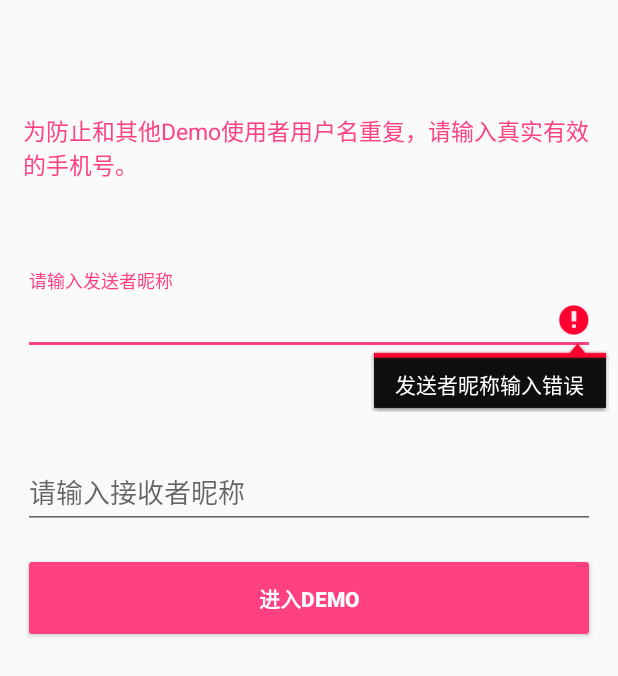
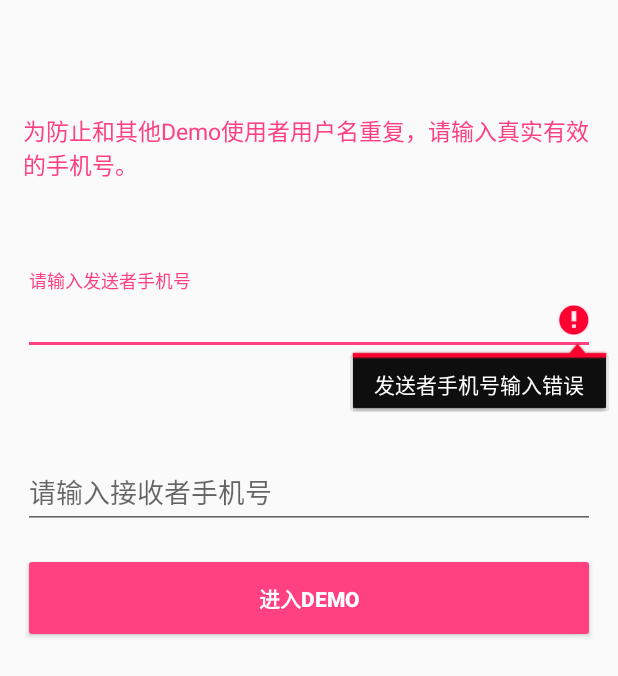
Before and after one commit to YunzhanghuOpen/AndroidRedPacketDemo, an Android app: the screen it shows after launch (LoginActivity), after a tap on "进入DEMO", on a phone screen of 412 x 824 dp. Shown: the top 676 px of the screen. Run offline under Robolectric (Android 15) with nearby library versions, the light colour scheme and no system bars; libraries missing offline, so code that uses them is left out: retrofit2.converter.jackson.

Commit message:
add user name check

```diff
--- a/RedPacketDemo/app/src/main/java/com/yunzhanghu/redpacketdemo/ui/LoginActivity.java
+++ b/RedPacketDemo/app/src/main/java/com/yunzhanghu/redpacketdemo/ui/LoginActivity.java
@@ -10,6 +10,7 @@ import android.view.View.OnClickListener;
 import android.view.inputmethod.InputMethodManager;
 import android.widget.Button;
 import android.widget.EditText;
+import android.widget.Toast;
 
 import com.yunzhanghu.redpacketdemo.R;
 import com.yunzhanghu.redpacketdemo.utils.PreferenceUtil;
@@ -65,6 +66,10 @@ public class LoginActivity extends FragmentActivity {
             mReceiverView.setError(getString(R.string.error_invalid_receiver_name));
             return true;
         }
+        if (receiverName.equals(senderName)) {
+            Toast.makeText(this, R.string.str_same_mobile_tip, Toast.LENGTH_SHORT).show();
+            return true;
+        }
         if (!isMobileNO(senderName)) {
             mSenderView.requestFocus();
             mSenderView.setError(getString(R.string.error_invalid_mobile_no));
--- a/RedPacketDemo/app/src/main/res/values/strings.xml
+++ b/RedPacketDemo/app/src/main/res/values/strings.xml
@@ -27,13 +27,14 @@
     <string name="btn_str_confirm">确定</string>
 
     <!-- Strings related to login -->
-    <string name="prompt_sender">请输入发送者昵称</string>
-    <string name="prompt_receiver">请输入接收者昵称</string>
+    <string name="prompt_sender">请输入发送者手机号</string>
+    <string name="prompt_receiver">请输入接收者手机号</string>
     <string name="action_sign_in">进入Demo</string>
-    <string name="error_invalid_sender_name">发送者昵称输入错误</string>
-    <string name="error_invalid_receiver_name">接收者昵称输入错误</string>
+    <string name="error_invalid_sender_name">发送者手机号输入错误</string>
+    <string name="error_invalid_receiver_name">接收者手机号输入错误</string>
     <string name="error_invalid_mobile_no">您输入的手机号不合法</string>
     <string name="demo_tips">为防止和其他Demo使用者用户名重复，请输入真实有效的手机号。</string>
     <string name="str_red_packet_type">红包类型 ： %s</string>
     <string name="str_current_nickname">当前用户昵称： %s</string>
+    <string name="str_same_mobile_tip">请输入不同的手机号</string>
 </resources>
```
